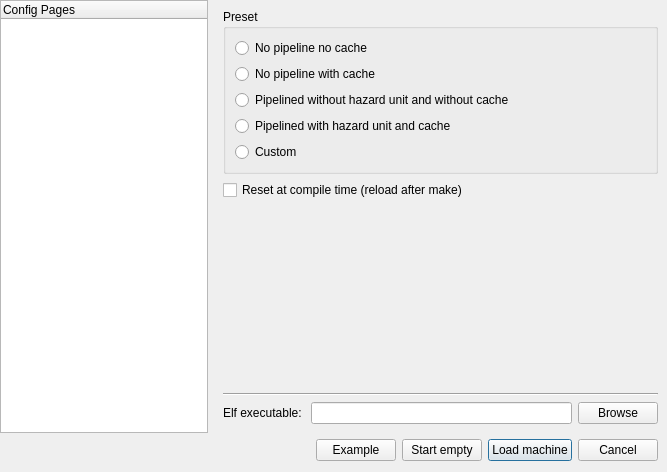
cvut/qtrvsim, file src/gui/dialogs/new/NewDialog.ui: the form before one commit.
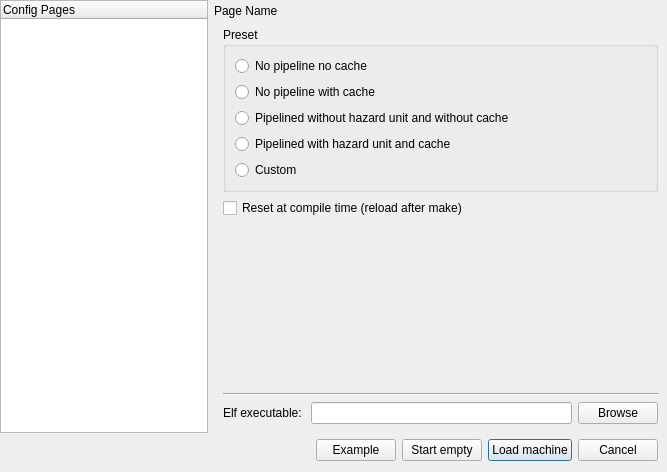
The form after the commit.

Commit message:
GUI: Add configuration page title (QLabel) above pages in "New" dialog
It is related to issue

New dialog tab/page selection rework #150

Diff of the .ui file:
```diff
--- a/src/gui/dialogs/new/NewDialog.ui
+++ b/src/gui/dialogs/new/NewDialog.ui
@@ -38,6 +38,27 @@
       </widget>
      </item>
      <item>
+      <layout class="QVBoxLayout" name="verticalLayout">
+       <property name="spacing">
+        <number>0</number>
+       </property>
+       <property name="leftMargin">
+        <number>0</number>
+       </property>
+       <property name="topMargin">
+        <number>4</number>
+       </property>
+       <property name="rightMargin">
+        <number>0</number>
+       </property>
+       <item>
+        <widget class="QLabel" name="config_page_title">
+         <property name="text">
+          <string>Page Name</string>
+         </property>
+        </widget>
+       </item>
+       <item>
       <widget class="QStackedWidget" name="config_pages">
        <widget class="QWidget" name="tab_preset_load">
         <property name="accessibleName">
@@ -861,6 +882,8 @@
         </layout>
        </widget>
       </widget>
+       </item>
+      </layout>
      </item>
     </layout>
    </item>
```
Lines whose indentation alone changed are shown as unchanged. The commit also changes 2 other files.
